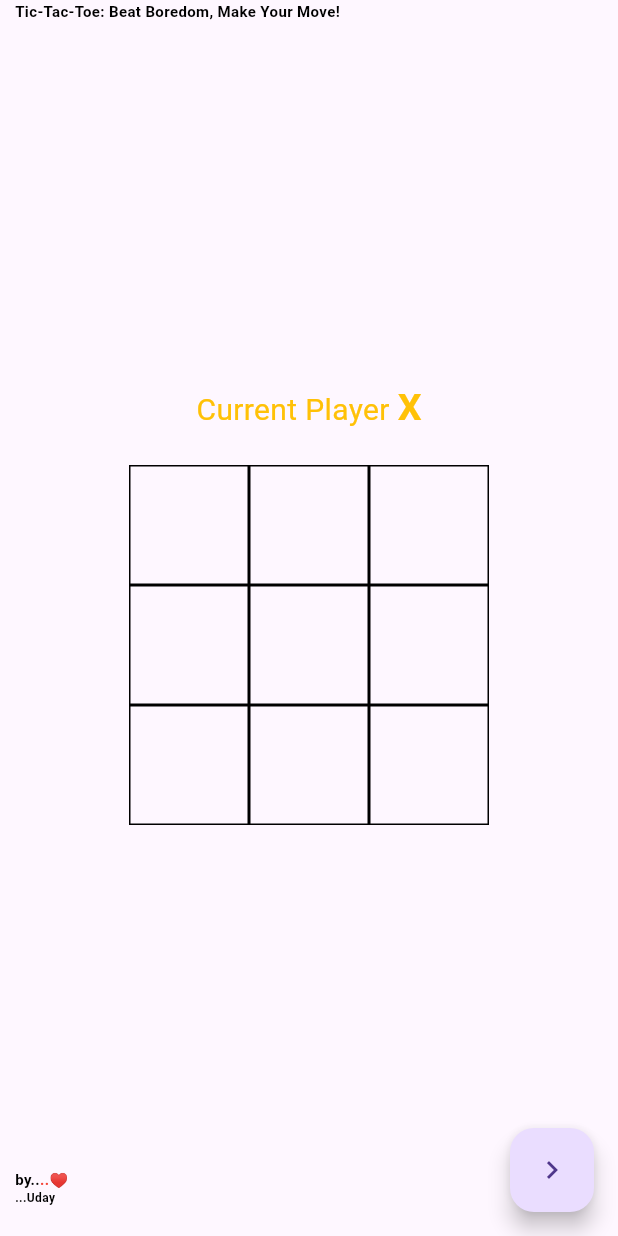
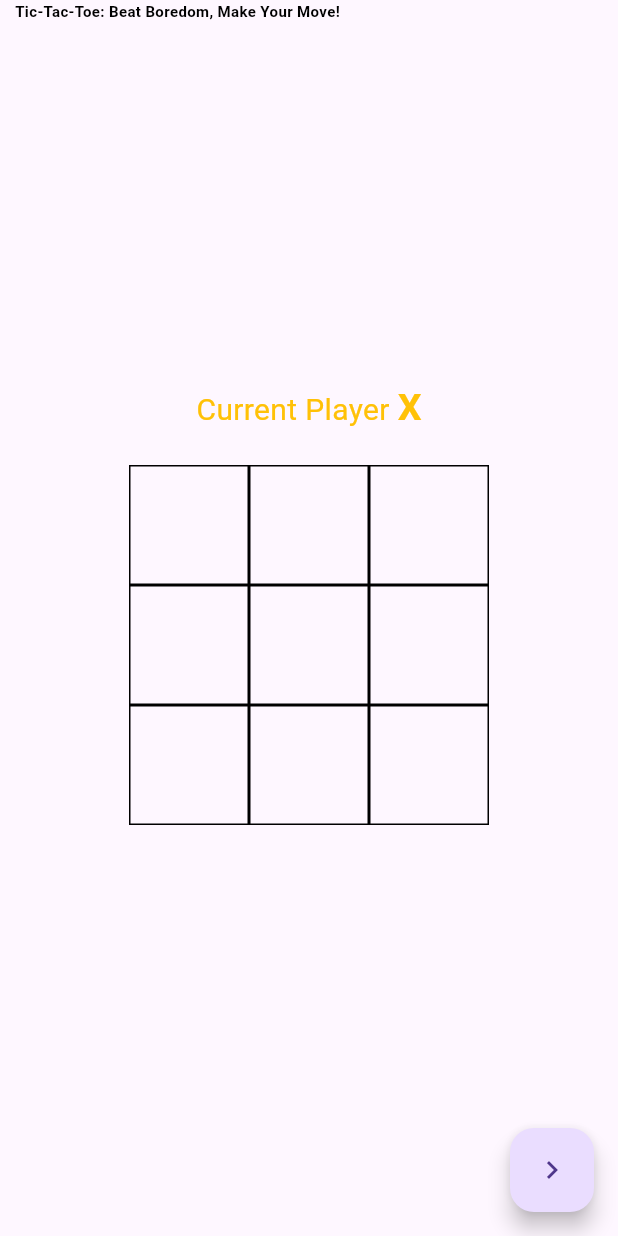
Before and after one commit to Uday-kiran9147/tic_tac_toe, a Flutter app: the screen it shows after launch, on a phone screen of 412 x 824 dp. Run offline on Flutter 3.47's test engine with Material 3 defaults, Android fonts, the phone set to English and light mode, and no system bars.

Commit message:
removed dev name

```diff
--- a/lib/main.dart
+++ b/lib/main.dart
@@ -12,6 +12,7 @@ class MyApp extends StatelessWidget {
   @override
   Widget build(BuildContext context) {
     return MaterialApp(
+      debugShowCheckedModeBanner: false,
       title: 'Tic-Tac-Toe',
       theme: ThemeData(
         primarySwatch: Colors.blue,
@@ -254,45 +255,45 @@ class _TicTacToeGameState extends State<TicTacToeGame>
               ),
             ),
           ),
-          Positioned(
-            bottom: 20,
-            left: 10,
-            child: Text.rich(
-              const TextSpan(
-                // text: 'Current Player ',
-                style: TextStyle(fontSize: 20),
-                children: <TextSpan>[
-                  TextSpan(
-                    text: 'by..',
-                    style: TextStyle(
-                      fontSize: 10,
-                      fontWeight: FontWeight.bold,
-                      color: Colors.black,
-                    ),
-                  ),
-                  TextSpan(
-                    text: '..♥\n',
-                    style: TextStyle(
-                      fontSize: 10,
-                      fontWeight: FontWeight.bold,
-                      color: Colors.red,
-                    ),
-                  ),
-                  TextSpan(
-                    text: '...Uday',
-                    style: TextStyle(
-                      fontSize: 8,
-                      fontWeight: FontWeight.bold,
-                      color: Colors.black,
-                    ),
-                  ),
-                ],
-              ),
-              style: TextStyle(
-                  fontSize: 20,
-                  color: currentPlayer == 'X' ? Colors.amber : Colors.blue),
-            ),
-          ),
+          // Positioned(
+          //   bottom: 20,
+          //   left: 10,
+          //   child: Text.rich(
+          //     const TextSpan(
+          //       // text: 'Current Player ',
+          //       style: TextStyle(fontSize: 20),
+          //       children: <TextSpan>[
+          //         TextSpan(
+          //           text: 'by..',
+          //           style: TextStyle(
+          //             fontSize: 10,
+          //             fontWeight: FontWeight.bold,
+          //             color: Colors.black,
+          //           ),
+          //         ),
+          //         TextSpan(
+          //           text: '..♥\n',
+          //           style: TextStyle(
+          //             fontSize: 10,
+          //             fontWeight: FontWeight.bold,
+          //             color: Colors.red,
+          //           ),
+          //         ),
+          //         TextSpan(
+          //           text: '...Uday',
+          //           style: TextStyle(
+          //             fontSize: 8,
+          //             fontWeight: FontWeight.bold,
+          //             color: Colors.black,
+          //           ),
+          //         ),
+          //       ],
+          //     ),
+          //     style: TextStyle(
+          //         fontSize: 20,
+          //         color: currentPlayer == 'X' ? Colors.amber : Colors.blue),
+          //   ),
+          // ),
           if (gameOver)
             Container(
               color: Colors.black.withOpacity(0.5),
```
